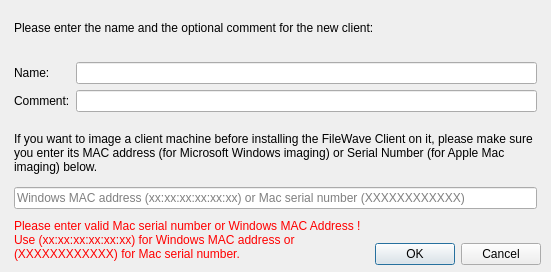
This is FWAdminLib/NewClientGroupDlg.ui in fw-dev/translations as Qt 5 draws it before an edit. The edited form follows.
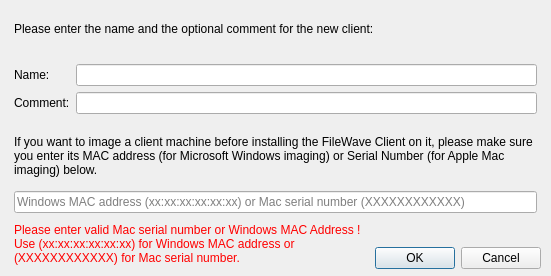
This is the edited form.

What changed in the file:
```diff
--- a/FWAdminLib/NewClientGroupDlg.ui
+++ b/FWAdminLib/NewClientGroupDlg.ui
@@ -7,15 +7,9 @@
     <x>0</x>
     <y>0</y>
     <width>551</width>
-    <height>272</height>
+    <height>276</height>
    </rect>
   </property>
-  <property name="sizePolicy">
-   <sizepolicy hsizetype="Fixed" vsizetype="Fixed">
-    <horstretch>0</horstretch>
-    <verstretch>0</verstretch>
-   </sizepolicy>
-  </property>
   <property name="minimumSize">
    <size>
     <width>551</width>
```
